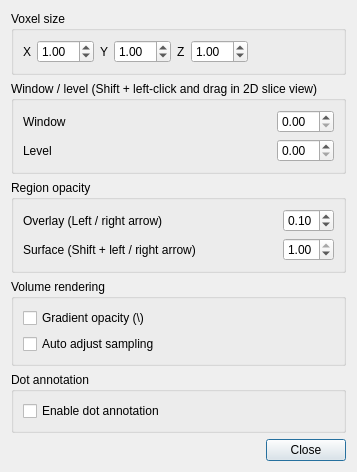
This is qt/SettingsDialog.ui in RENCI/Segmentor as Qt 5 draws it before an edit. The edited form follows.
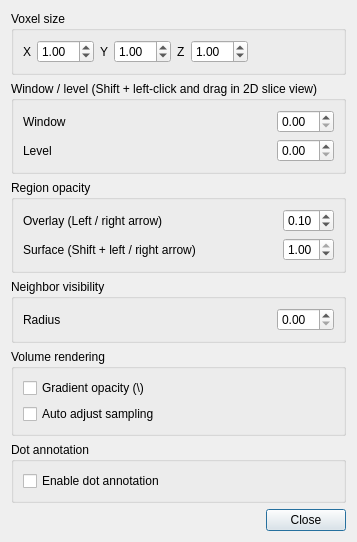
This is the edited form.

Commit message: Add neighbor radius control, use more accurate neighbor method

What changed in the file:
```diff
--- a/qt/SettingsDialog.ui
+++ b/qt/SettingsDialog.ui
@@ -7,7 +7,7 @@
     <x>0</x>
     <y>0</y>
     <width>314</width>
-    <height>425</height>
+    <height>486</height>
    </rect>
   </property>
   <property name="windowTitle">
@@ -299,6 +299,52 @@
      </layout>
     </widget>
    </item>
+   <item>
+    <widget class="QGroupBox" name="groupBox_6">
+     <property name="title">
+      <string>Neighbor visibility</string>
+     </property>
+     <layout class="QVBoxLayout" name="verticalLayout_6">
+      <item>
+       <layout class="QHBoxLayout" name="horizontalLayout_9">
+        <item>
+         <widget class="QLabel" name="label_5">
+          <property name="text">
+           <string>Radius</string>
+          </property>
+         </widget>
+        </item>
+        <item>
+         <spacer name="horizontalSpacer_5">
+          <property name="orientation">
+           <enum>Qt::Horizontal</enum>
+          </property>
+          <property name="sizeHint" stdset="0">
+           <size>
+            <width>40</width>
+            <height>20</height>
+           </size>
+          </property>
+         </spacer>
+        </item>
+        <item>
+         <widget class="QDoubleSpinBox" name="neighborRadiusSpinBox">
+          <property name="minimum">
+           <double>0.000000000000000</double>
+          </property>
+          <property name="maximum">
+           <double>10.000000000000000</double>
+          </property>
+          <property name="singleStep">
+           <double>1.000000000000000</double>
+          </property>
+         </widget>
+        </item>
+       </layout>
+      </item>
+     </layout>
+    </widget>
+   </item>
    <item>
     <widget class="QGroupBox" name="groupBox_4">
      <property name="title">
```
The commit also changes 5 other files.
